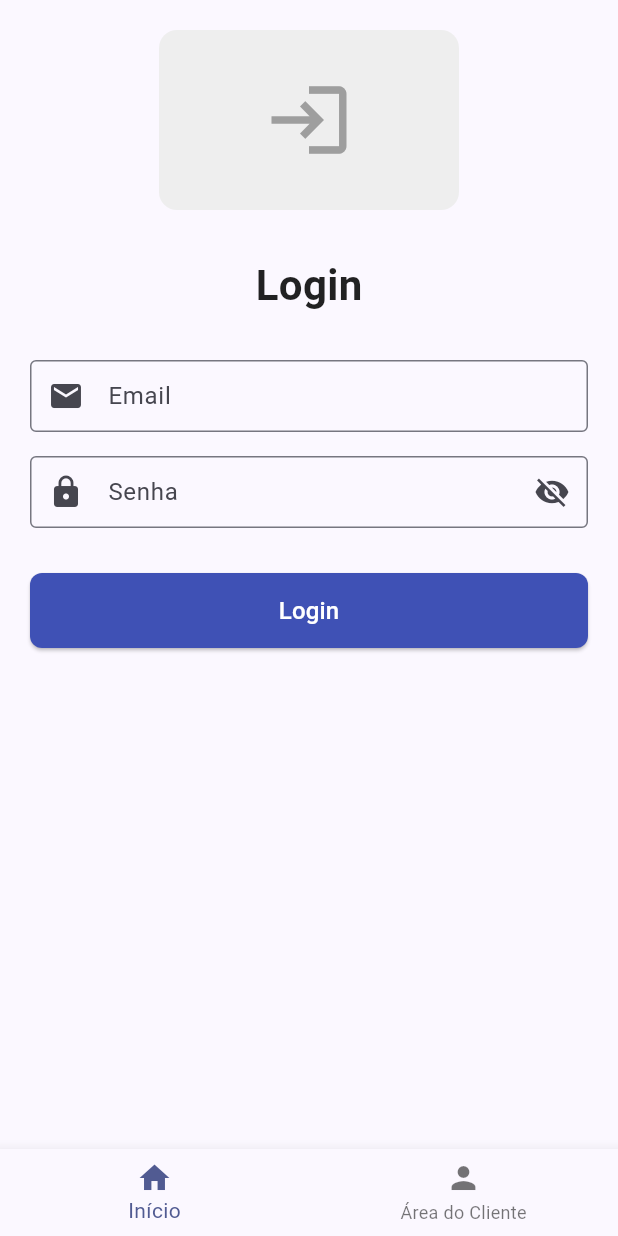
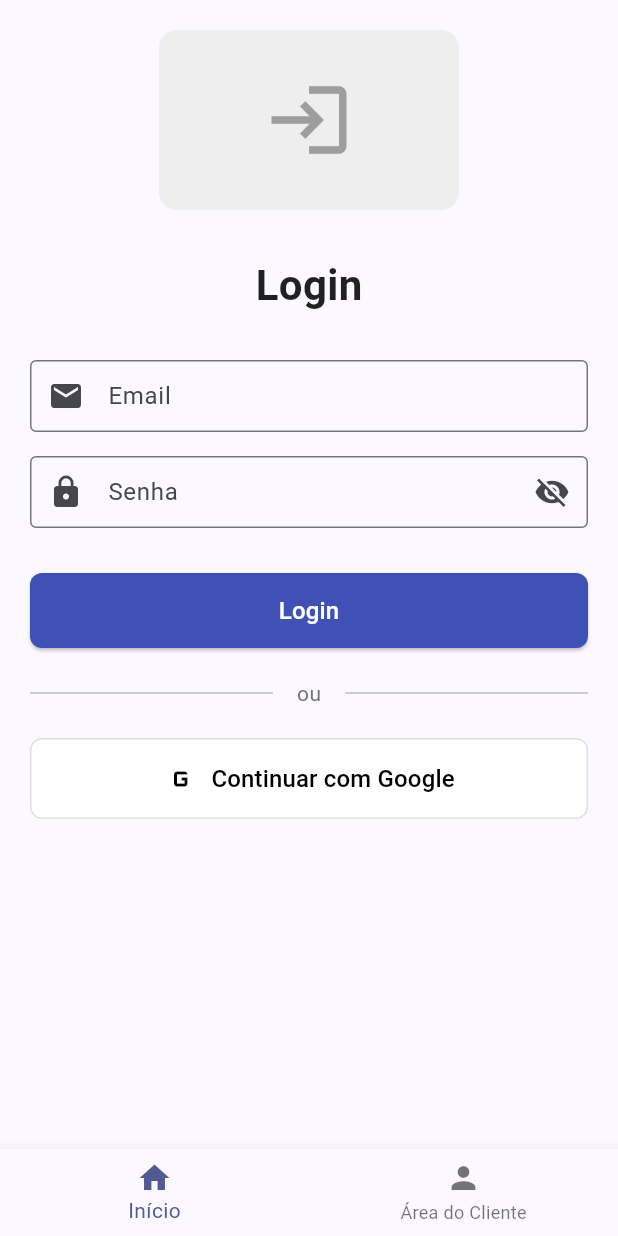
Before and after one commit to fernandostahelin/dev_mobile_pex_catolica, a Flutter app: the LoginTela screen opened by its route, on a phone screen of 412 x 824 dp. Run offline on Flutter 3.47's test engine with Material 3 defaults, Android fonts, the phone set to English and light mode, and no system bars; network calls fail.

Commit message:
adicionando login google

```diff
--- a/lib/telas/login_tela.dart
+++ b/lib/telas/login_tela.dart
@@ -52,11 +52,8 @@ class _LoginTelaState extends State<LoginTela> {
       _isLoading = true;
     });
 
-    // Simula um delay de rede
-    await Future.delayed(const Duration(seconds: 1));
-
     try {
-      var cliente = AuthService.autenticarCliente(
+      var cliente = await AuthService.autenticarCliente(
         _emailController.text.trim(),
         _senhaController.text,
       );
@@ -66,8 +63,14 @@ class _LoginTelaState extends State<LoginTela> {
       });
 
       if (cliente != null) {
-        // Login bem-sucedido
-        _mostrarDialogoSucesso(cliente.nome);
+        // Login bem-sucedido - navega para área logada
+        if (mounted) {
+          Navigator.pushNamedAndRemoveUntil(
+            context,
+            '/area-cliente-logado',
+            (route) => false,
+          );
+        }
       } else {
         // Credenciais inválidas
         _mostrarDialogoErro('Email ou senha incorretos');
@@ -78,39 +81,6 @@ class _LoginTelaState extends State<LoginTela> {
       });
       _mostrarDialogoErro('Erro ao fazer login. Tente novamente.');
     }
-  }
-
-  // Diálogo de sucesso
-  void _mostrarDialogoSucesso(String nomeCliente) {
-    showDialog(
-      context: context,
-      barrierDismissible: false,
-      builder: (BuildContext context) {
-        return AlertDialog(
-          title: const Row(
-            children: [
-              Icon(Icons.check_circle, color: Colors.green),
-              SizedBox(width: 10),
-              Text('Login realizado!'),
-            ],
-          ),
-          content: Text('Bem-vindo, $nomeCliente!'),
-          actions: [
-            TextButton(
-              onPressed: () {
-                Navigator.of(context).pop(); // Fecha o diálogo
-                Navigator.pushNamedAndRemoveUntil(
-                  context,
-                  '/inicio',
-                  (route) => false,
-                ); // Navega para início
-              },
-              child: const Text('OK'),
-            ),
-          ],
-        );
-      },
-    );
   }
 
   // Diálogo de erro
@@ -138,6 +108,42 @@ class _LoginTelaState extends State<LoginTela> {
         );
       },
     );
+  }
+
+  // Método para login com Google
+  Future<void> _loginComGoogle() async {
+    setState(() {
+      _isLoading = true;
+    });
+
+    try {
+      var cliente = await AuthService.signInWithGoogle();
+
+      setState(() {
+        _isLoading = false;
+      });
+
+      if (cliente != null) {
+        // Login bem-sucedido - navega para área logada
+        if (mounted) {
+          Navigator.pushNamedAndRemoveUntil(
+            context,
+            '/area-cliente-logado',
+            (route) => false,
+          );
+        }
+      } else {
+        // Usuário cancelou ou erro
+        if (mounted) {
+          _mostrarDialogoErro('Não foi possível fazer login com Google');
+        }
+      }
+    } catch (e) {
+      setState(() {
+        _isLoading = false;
+      });
+      _mostrarDialogoErro('Erro ao fazer login com Google. Tente novamente.');
+    }
   }
 
   @override
@@ -257,6 +263,58 @@ class _LoginTelaState extends State<LoginTela> {
                           ),
                   ),
                 ),
+
+                const SizedBox(height: 20),
+
+                // Divider com "ou"
+                Row(
+                  children: [
+                    Expanded(child: Divider(color: Colors.grey[400])),
+                    Padding(
+                      padding: const EdgeInsets.symmetric(horizontal: 16),
+                      child: Text(
+                        'ou',
+                        style: TextStyle(color: Colors.grey[600]),
+                      ),
+                    ),
+                    Expanded(child: Divider(color: Colors.grey[400])),
+                  ],
+                ),
+
+                const SizedBox(height: 20),
+
+                // Botão Google Sign-In
+                SizedBox(
+                  width: double.infinity,
+                  height: 54,
+                  child: OutlinedButton.icon(
+                    onPressed: _isLoading ? null : _loginComGoogle,
+                    style: OutlinedButton.styleFrom(
+                      foregroundColor: Colors.black,
+                      side: BorderSide(color: Colors.grey[300]!, width: 1),
+                      backgroundColor: Colors.white,
+                      shape: RoundedRectangleBorder(
+                        borderRadius: BorderRadius.circular(8),
+                      ),
+                    ),
+                    icon: Image.network(
+                      'https://www.gstatic.com/firebasejs/ui/2.0.0/images/auth/google.svg',
+                      height: 24,
+                      width: 24,
+                      errorBuilder: (context, error, stackTrace) =>
+                          const Icon(Icons.g_mobiledata, size: 24),
+                    ),
+                    label: const Text(
+                      'Continuar com Google',
+                      style: TextStyle(
+                        fontSize: 16,
+                        fontWeight: FontWeight.w500,
+                      ),
+                    ),
+                  ),
+                ),
+
+                const SizedBox(height: 20),
               ],
             ),
           ),
```
